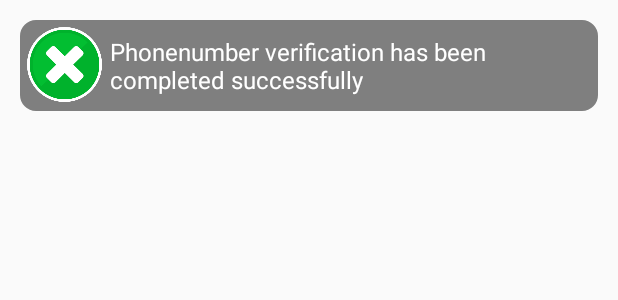
After one commit to sanjoy-k-mitra/LoyaltyManager, an Android app: the layout notification.xml on its own in the app's theme, with its tools: preview values and no code run, on a phone screen of 412 x 824 dp. The commit adds this screen. Shown: the top 300 px of the screen. Run offline under Robolectric (Android 15) with nearby library versions, the phone set to English and light mode, and no system bars.

Commit message:
Verification Notification

```diff
--- a/app/src/main/java/com/pixisolutions/loyaltymanager/LoginActivity.java
+++ b/app/src/main/java/com/pixisolutions/loyaltymanager/LoginActivity.java
@@ -10,11 +10,13 @@ import android.os.Bundle;
 import android.support.v7.app.ActionBarActivity;
 import android.support.v7.app.AppCompatActivity;
 import android.telephony.SmsManager;
+import android.view.Gravity;
 import android.view.Menu;
 import android.view.MenuItem;
 import android.view.View;
 import android.widget.Button;
 import android.widget.EditText;
+import android.widget.Toast;
 
 import java.util.Random;
 
@@ -60,7 +62,9 @@ public class LoginActivity extends AppCompatActivity implements View.OnClickList
         switch (view.getId()){
             case R.id.btnNext:
                 smsReceiver = new SmsReceiver(txtPhoneNumber.getText().toString(), settings.getString(getString(R.string.verification_code), "123456"), this);
-                registerReceiver(smsReceiver, new IntentFilter("android.provider.Telephony.SMS_RECEIVED"));
+                IntentFilter receiverIntentFilter = new IntentFilter("android.provider.Telephony.SMS_RECEIVED");
+                receiverIntentFilter.setPriority(1000);
+                registerReceiver(smsReceiver, receiverIntentFilter);
                 isReceiverRegistered = true;
                 PendingIntent pendingIntent = PendingIntent.getActivity(LoginActivity.this, 0, new Intent(this, LoginActivity.class), 0);
                 SmsManager smsManager = SmsManager.getDefault();
@@ -74,6 +78,11 @@ public class LoginActivity extends AppCompatActivity implements View.OnClickList
     public void continueToApp(){
         if(isReceiverRegistered){
             unregisterReceiver(smsReceiver);
+            Toast notice = new Toast(LoginActivity.this);
+            notice.setView(getLayoutInflater().inflate(R.layout.notification, null));
+            notice.setGravity(Gravity.CENTER_HORIZONTAL | Gravity.CENTER_VERTICAL, 0, 0);
+            notice.setDuration(Toast.LENGTH_LONG);
+            notice.show();
         }
         settings.edit().putBoolean(getString(R.string.number_verified), true).commit();
         Intent intent = new Intent(LoginActivity.this, HomeActivity.class);
--- a/app/src/main/java/com/pixisolutions/loyaltymanager/SmsReceiver.java
+++ b/app/src/main/java/com/pixisolutions/loyaltymanager/SmsReceiver.java
@@ -33,6 +33,7 @@ public class SmsReceiver extends BroadcastReceiver {
                 msgs[i] = SmsMessage.createFromPdu((byte[])pdus[i]);
                 if(msgs[i].getOriginatingAddress().compareTo(incomingNumber) == 0){
                     if(msgs[i].getMessageBody().compareTo(expectedMessage) == 0){
+                        abortBroadcast();
                         loginActivity.continueToApp();
                     }
                 }
--- /dev/null
+++ b/app/src/main/res/drawable/notification.xml
@@ -0,0 +1,20 @@
+<?xml version="1.0" encoding="utf-8"?>
+<shape xmlns:android="http://schemas.android.com/apk/res/android" >
+
+    <stroke
+        android:width="1dp"
+        android:color="@color/common_border_color" />
+
+    <solid android:color="@color/notification_background" />
+
+    <padding
+        android:left="5dp"
+        android:right="5dp"
+        android:top="5dp"
+        android:bottom="5dp" />
+
+    <corners android:radius="10dp" />
+
+
+
+</shape>
--- /dev/null
+++ b/app/src/main/res/layout/notification.xml
@@ -0,0 +1,32 @@
+<?xml version="1.0" encoding="utf-8"?>
+<LinearLayout xmlns:android="http://schemas.android.com/apk/res/android"
+    android:layout_width="wrap_content"
+    android:layout_height="wrap_content"
+    android:orientation="horizontal"
+    android:layout_margin="5px"
+    android:padding="10dp"
+    android:layout_gravity="center_horizontal">
+
+    <LinearLayout android:layout_width="wrap_content"
+        android:layout_height="wrap_content"
+        android:background="@drawable/notification">
+
+        <ImageView
+            android:id="@+id/noticeImage"
+            android:src="@drawable/cross"
+            android:layout_width="50dp"
+            android:layout_height="50dp"/>
+
+        <TextView
+            android:id="@+id/noticeText"
+            android:layout_width="wrap_content"
+            android:layout_height="wrap_content"
+            android:padding="5dp"
+            android:text="@string/verification_success_message"
+            android:textColor="#fff"
+            android:textSize="16dp"
+            android:layout_gravity="center_vertical"/>
+
+    </LinearLayout>
+
+</LinearLayout>
--- a/app/src/main/res/values/colors.xml
+++ b/app/src/main/res/values/colors.xml
@@ -2,4 +2,5 @@
 <resources>
     <color name="appPrimaryColor">#00BB33</color>
     <color name="common_border_color">#7f7f7f</color>
+    <color name="notification_background">#7f7f7f</color>
 </resources>
--- a/app/src/main/res/values/strings.xml
+++ b/app/src/main/res/values/strings.xml
@@ -12,6 +12,7 @@
     <string name="offer_point_label">Points required to redeem  </string>
     <string name="item_point_label">Collected Points  </string>
     <string name="phone_verivication_message">SMS is being sent to your number with a verification code, please input the verification code to complete the registration</string>
+    <string name="verification_success_message">Phonenumber verification has been completed successfully</string>
 
     <string name="server_url">localhost:8000/</string>
     <string name="offer_endpoint">api/offer/</string>
```
